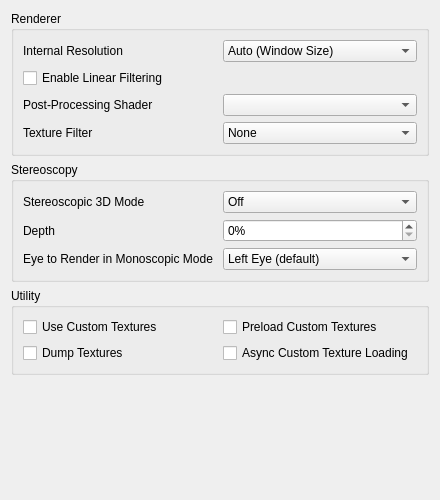
First picture: the form in src/citra_qt/configuration/configure_enhancements.ui, repository yeager/Borked3DS, before the edit.
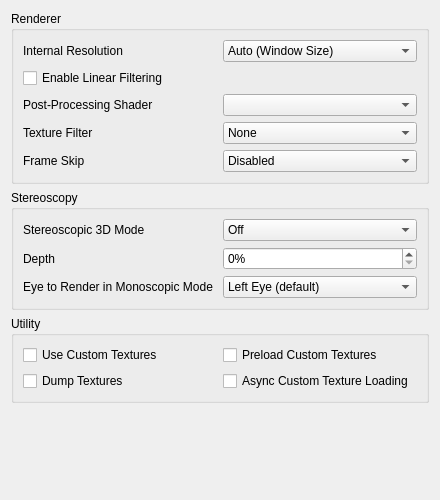
Second picture: the form after the edit.

Commit message:
video_core: Restore Frame Skip functionality
It uses the same algorithm as it did years ago when it was first removed and therefore
includes all the same issues. Seems to work better in OpenGL and won't render anything
if set too high, but results may vary.

```diff
--- a/src/citra_qt/configuration/configure_enhancements.ui
+++ b/src/citra_qt/configuration/configure_enhancements.ui
@@ -254,6 +254,58 @@
         </layout>
        </widget>
       </item>
+      <item>
+       <widget class="QWidget" name="widget_frame_skip" native="true">
+        <layout class="QHBoxLayout" name="horizontalLayout_4">
+         <property name="leftMargin">
+          <number>0</number>
+         </property>
+         <property name="topMargin">
+          <number>0</number>
+         </property>
+         <property name="rightMargin">
+          <number>0</number>
+         </property>
+         <property name="bottomMargin">
+          <number>0</number>
+         </property>
+         <item>
+          <widget class="QLabel" name="frame_skip_label">
+           <property name="toolTip">
+            <string>&lt;html&gt;&lt;head/&gt;&lt;body&gt;&lt;p&gt;The number of frames to skip.&lt;/p&gt;&lt;p&gt;WARNING: Results may vary depending on using the Vulkan or OpenGL renderer. If set too high, the screen may not render at all. Use with caution.&lt;/p&gt;&lt;/body&gt;&lt;/html&gt;</string>
+           </property>
+           <property name="text">
+            <string>Frame Skip</string>
+           </property>
+          </widget>
+         </item>
+         <item>
+          <widget class="QComboBox" name="frame_skip_combobox">
+           <item>
+            <property name="text">
+             <string>Disabled</string>
+            </property>
+           </item>
+           <item>
+            <property name="text">
+             <string>x2</string>
+            </property>
+           </item>
+           <item>
+            <property name="text">
+             <string>x4</string>
+            </property>
+           </item>
+           <item>
+            <property name="text">
+             <string>x8</string>
+            </property>
+           </item>
+          </widget>
+         </item>
+        </layout>
+       </widget>
+      </item>
      </layout>
     </widget>
    </item>
@@ -264,7 +316,7 @@
      </property>
      <layout class="QVBoxLayout" name="verticalLayout_4">
       <item>
-       <layout class="QHBoxLayout" name="horizontalLayout_4">
+       <layout class="QHBoxLayout" name="horizontalLayout_5">
         <item>
          <widget class="QLabel" name="label_4">
           <property name="text">
@@ -304,7 +356,7 @@
        </layout>
       </item>
       <item>
-       <layout class="QHBoxLayout" name="horizontalLayout_5">
+       <layout class="QHBoxLayout" name="horizontalLayout_6">
         <item>
          <widget class="QLabel" name="label_3">
           <property name="text">
@@ -331,7 +383,7 @@
        </layout>
       </item>
       <item>
-       <layout class="QHBoxLayout" name="horizontalLayout_6">
+       <layout class="QHBoxLayout" name="horizontalLayout_7">
         <item>
          <widget class="QLabel" name="label_6">
           <property name="text">
```
Left out of the diff: 1 changed line with no effect on the pictures. The commit also changes 14 other files.
